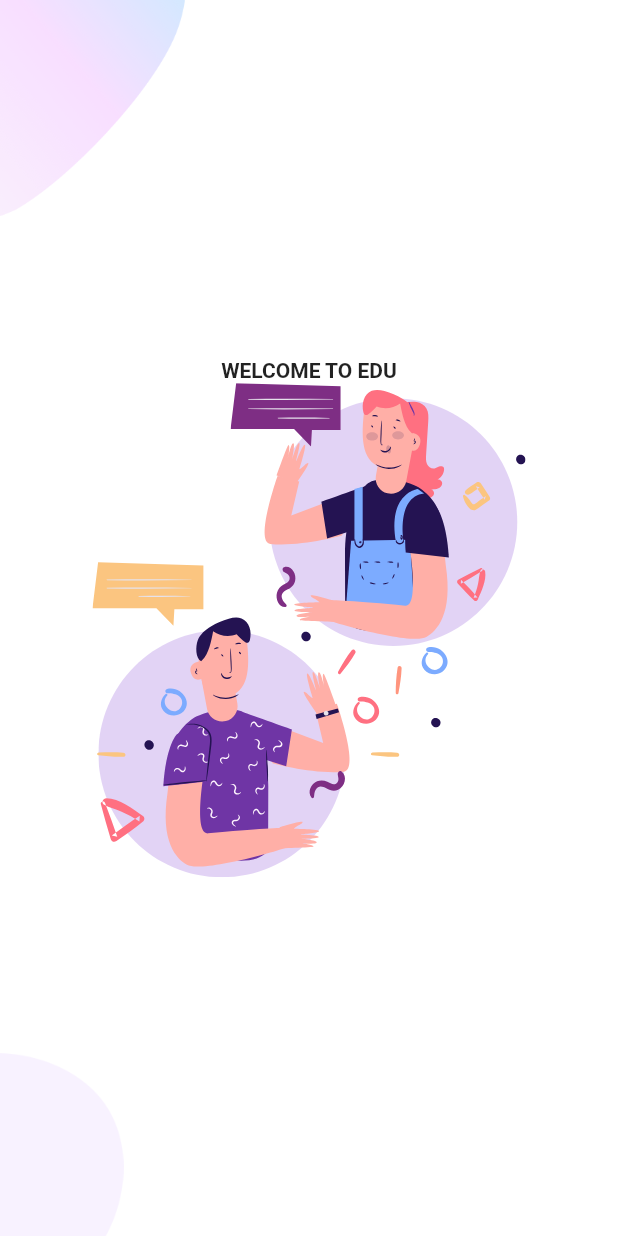
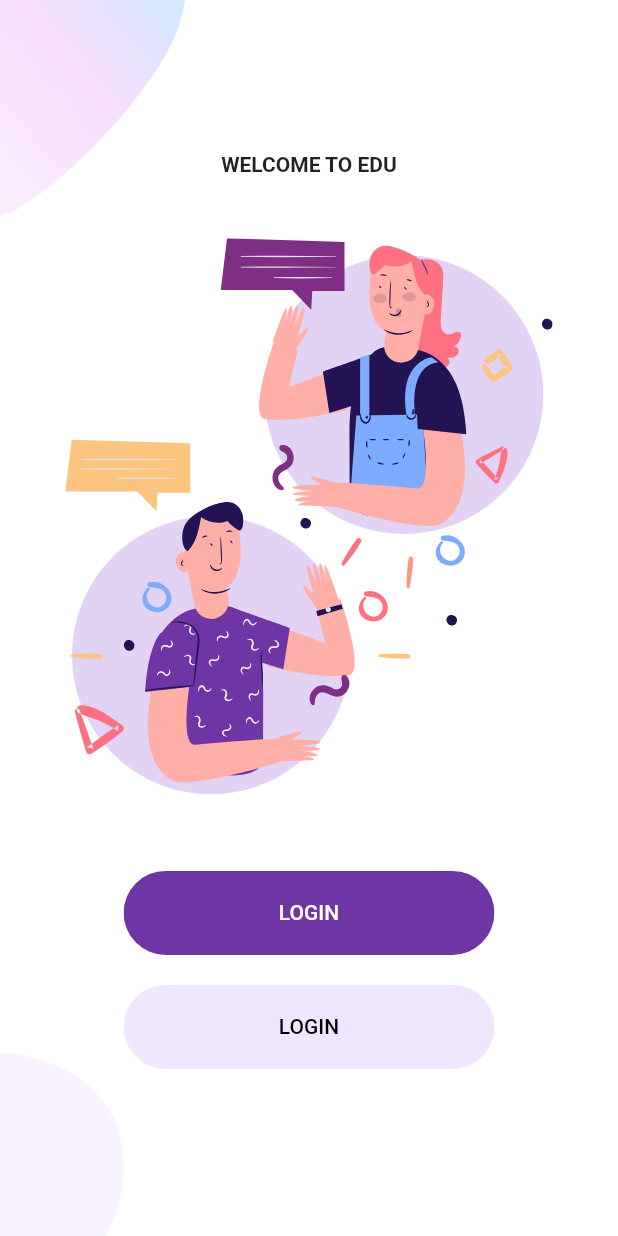
Before and after one commit to quangcv1/flutter_welcome_login_signup, a Flutter app: the screen it shows after launch, on a phone screen of 412 x 824 dp. Run offline on Flutter 3.47's test engine with Material 2 defaults, Android fonts, the phone set to English and light mode, and no system bars; our stand-ins replace flutter_svg.

Commit message:
Finish WelcomeScreen

```diff
--- a/lib/Screens/Welcome/Components/body.dart
+++ b/lib/Screens/Welcome/Components/body.dart
@@ -1,5 +1,7 @@
 import 'package:flutter/material.dart';
 import 'package:flutter_svg/flutter_svg.dart';
+import 'package:welcome_login_signup/components/rounded_button.dart';
+import 'package:welcome_login_signup/constants.dart';
 
 import 'background.dart';
 
@@ -8,6 +10,7 @@ class Body extends StatelessWidget {
   Widget build(BuildContext context) {
     Size size = MediaQuery.of(context).size;
     return Background(
+      child: SingleChildScrollView(
         child: Column(
           mainAxisAlignment: MainAxisAlignment.center,
           children: <Widget>[
@@ -17,11 +20,29 @@ class Body extends StatelessWidget {
                 fontWeight: FontWeight.bold,
               ),
             ),
+            SizedBox(
+              height: size.height * 0.05,
+            ),
             SvgPicture.asset(
               "assets/icons/chat.svg",
-            height: size.height * 0.4,
-          )
+              height: size.height * 0.45,
+            ),
+            SizedBox(
+              height: size.height * 0.05,
+            ),
+            RoundedButton(
+              text: "LOGIN",
+              color: kPrimaryColor,
+              press: () {},
+            ),
+            RoundedButton(
+              text: "LOGIN",
+              color: kPrimaryLightColor,
+              textColor: Colors.black,
+              press: () {},
+            ),
           ],
+        ),
       ),
     );
   }
--- /dev/null
+++ b/lib/components/rounded_button.dart
@@ -0,0 +1,43 @@
+import 'package:flutter/material.dart';
+
+import '../constants.dart';
+
+class RoundedButton extends StatelessWidget {
+  final String text;
+  final Function press;
+  final Color color, textColor;
+
+  const RoundedButton({
+    Key key,
+    this.text,
+    this.press,
+    this.color = kPrimaryColor,
+    this.textColor = Colors.white,
+  }) : super(key: key);
+
+  @override
+  Widget build(BuildContext context) {
+    Size size = MediaQuery.of(context).size;
+    return Container(
+      margin: EdgeInsets.symmetric(vertical: 10),
+      width: size.width * 0.6,
+      child: ClipRRect(
+        borderRadius: BorderRadius.circular(29.0),
+        child: TextButton(
+          style: ButtonStyle(
+            backgroundColor: MaterialStateProperty.all<Color>(color),
+            padding: MaterialStateProperty.all(
+                EdgeInsets.symmetric(horizontal: 20, vertical: 20)),
+          ),
+          onPressed: press,
+          child: Text(
+            text,
+            style: TextStyle(
+              color: textColor,
+            ),
+          ),
+        ),
+      ),
+    );
+  }
+}
```
Lines whose indentation alone changed are shown as unchanged.
